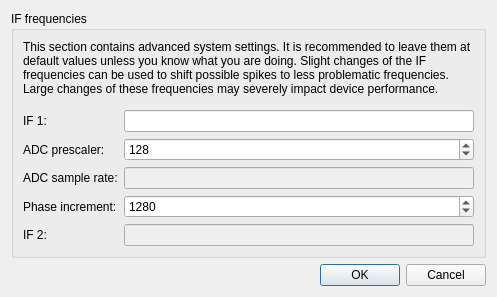
This is Software/PC_Application/LibreVNA-GUI/Device/LibreVNA/deviceconfigurationdialogv1.ui in jankae/LibreVNA as Qt 5 draws it before an edit. The edited form follows.
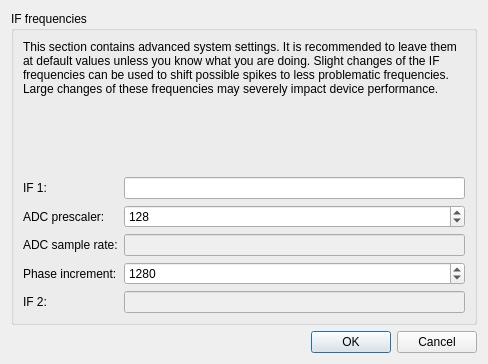
This is the edited form. Custom widgets are drawn as their Qt base class.

Commit message: Fix size of device configuration dialog

```diff
--- a/Software/PC_Application/LibreVNA-GUI/Device/LibreVNA/deviceconfigurationdialogv1.ui
+++ b/Software/PC_Application/LibreVNA-GUI/Device/LibreVNA/deviceconfigurationdialogv1.ui
@@ -6,8 +6,8 @@
    <rect>
     <x>0</x>
     <y>0</y>
-    <width>497</width>
-    <height>297</height>
+    <width>488</width>
+    <height>364</height>
    </rect>
   </property>
   <property name="windowTitle">
```
